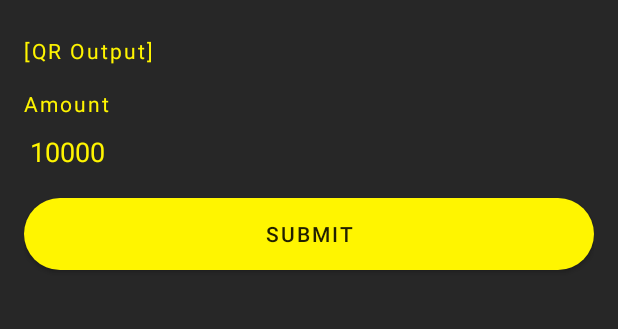
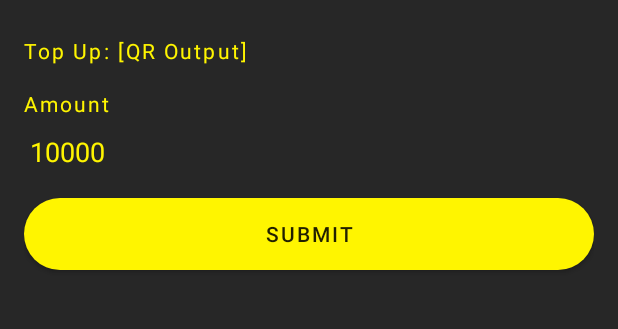
Before and after one commit to AlfredPros/lanpuAdmin, an Android app: the layout activity_top_up.xml on its own in the app's theme, with its tools: preview values and no code run, on a phone screen of 412 x 824 dp, the part 577-906 px from its top. Run offline under Robolectric (Android 15) with nearby library versions, the phone set to English and light mode, and no system bars.

Commit message:
Added "Top Up" Label

```diff
--- a/app/src/main/java/umn/ac/id/lanpuadmin/TopUpActivity.java
+++ b/app/src/main/java/umn/ac/id/lanpuadmin/TopUpActivity.java
@@ -24,7 +24,7 @@ public class TopUpActivity extends AppCompatActivity {
         String id = intent.getStringExtra("id");
 
         outputQr = findViewById(R.id.outputQR);
-        outputQr.setText(id);
+        outputQr.setText("Top Up: " + id);
 
         editAmount = findViewById(R.id.editAmount);
         submit = findViewById(R.id.submitButton);
--- a/app/src/main/res/layout/activity_top_up.xml
+++ b/app/src/main/res/layout/activity_top_up.xml
@@ -18,7 +18,7 @@
         android:id="@+id/outputQR"
         android:layout_width="match_parent"
         android:layout_height="wrap_content"
-        android:text="[QR Output]"
+        android:text="Top Up: [QR Output]"
         android:layout_marginTop="8dp"
         android:layout_marginBottom="8dp"
         android:letterSpacing="0.1"
```
